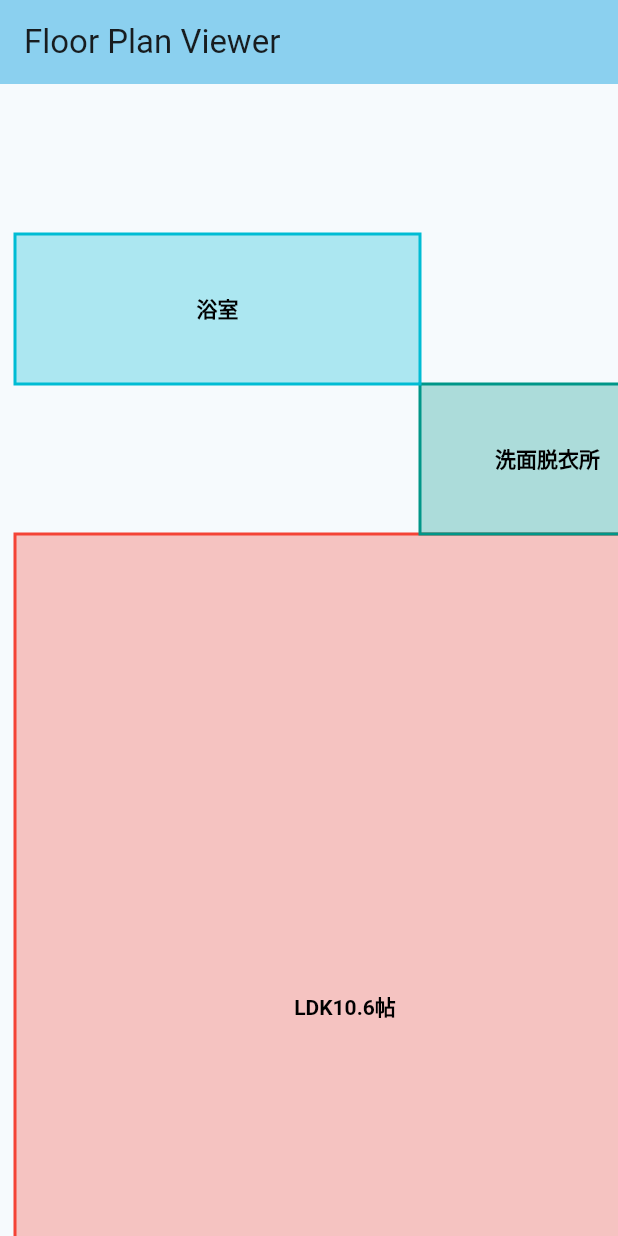
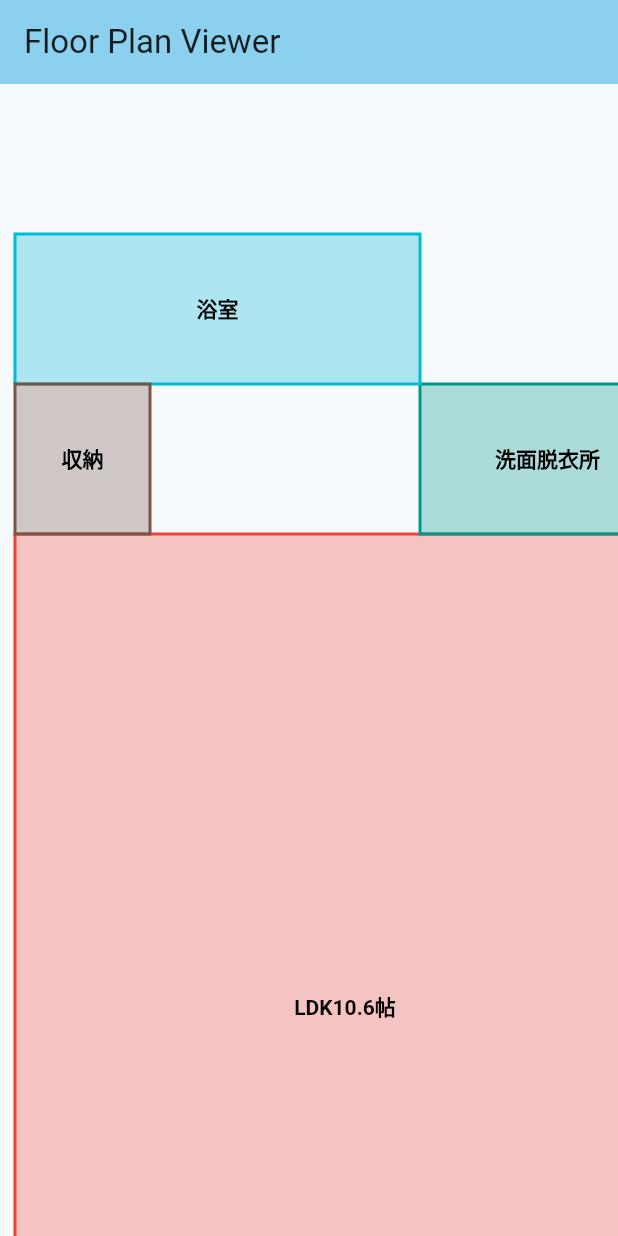
Before and after one commit to goodboop86/rimado, a Flutter app: the screen it shows after launch, on a phone screen of 412 x 824 dp. Run offline on Flutter 3.47's test engine with Material 3 defaults, Android fonts, the phone set to English and light mode, and no system bars.

Commit message:
add total width, heigit

```diff
--- a/lib/main.dart
+++ b/lib/main.dart
@@ -32,9 +32,13 @@ class FloorPlanPage extends StatefulWidget {
 
 class _FloorPlanPageState extends State<FloorPlanPage> {
   late FloorPlan _floorPlan;
+  String? _selectedLayoutId; // 選択中のレイアウトID
+  Offset? _lastPanPosition; // ドラッグ開始時の位置
 
   final String floorPlanJson = """
 {
+  "width": 790,
+  "height": 990,
   "layouts": [
     {
       "id": "ldk_10_6",
@@ -48,7 +52,7 @@ class _FloorPlanPageState extends State<FloorPlanPage> {
       ]
     },
     {
-      "id": "bedroom_5_2",
+      "id": "bedroom_a_5_2",
       "name": "洋室5.2帖",
       "type": "bedroom",
       "vertices": [
@@ -59,7 +63,7 @@ class _FloorPlanPageState extends State<FloorPlanPage> {
       ]
     },
     {
-      "id": "bedroom_6_1",
+      "id": "bedroom_b_6_1",
       "name": "洋室6.1帖",
       "type": "bedroom",
       "vertices": [
@@ -70,7 +74,7 @@ class _FloorPlanPageState extends State<FloorPlanPage> {
       ]
     },
     {
-      "id": "w_cl",
+      "id": "walk_in_closet",
       "name": "W-CL",
       "type": "closet",
       "vertices": [
@@ -87,8 +91,14 @@ class _FloorPlanPageState extends State<FloorPlanPage> {
       "vertices": [
         {"x": 450, "y": 200},
         {"x": 500, "y": 200},
+        {"x": 500, "y": 430},
+        {"x": 500, "y": 480},
+        {"x": 500, "y": 520},
         {"x": 500, "y": 930},
-        {"x": 450, "y": 930}
+        {"x": 450, "y": 930},
+        {"x": 450, "y": 480},
+        {"x": 450, "y": 430},
+        {"x": 450, "y": 300}
       ]
     },
     {
@@ -114,7 +124,7 @@ class _FloorPlanPageState extends State<FloorPlanPage> {
       ]
     },
     {
-      "id": "toilet_wc",
+      "id": "toilet",
       "name": "WC",
       "type": "toilet",
       "vertices": [
@@ -147,6 +157,17 @@ class _FloorPlanPageState extends State<FloorPlanPage> {
       ]
     },
     {
+      "id": "storage_linen",
+      "name": "収納",
+      "type": "closet",
+      "vertices": [
+        {"x": 10, "y": 200},
+        {"x": 100, "y": 200},
+        {"x": 100, "y": 300},
+        {"x": 10, "y": 300}
+      ]
+    },
+    {
       "id": "balcony",
       "name": "バルコニー",
       "type": "balcony",
@@ -167,18 +188,26 @@ class _FloorPlanPageState extends State<FloorPlanPage> {
     _floorPlan = FloorPlan.fromJson(jsonDecode(floorPlanJson));
   }
 
+  // タップされた位置がどのレイアウト内にあるかを判定するヘルパー関数
+  String? _findLayoutAtTap(Offset tapPosition) {
+    for (var layout in _floorPlan.layouts) {
+      final path = Path();
+      if (layout.vertices.isNotEmpty) {
+        path.moveTo(layout.vertices[0].x, layout.vertices[0].y);
+        for (var i = 1; i < layout.vertices.length; i++) {
+          path.lineTo(layout.vertices[i].x, layout.vertices[i].y);
+        }
+        path.close();
+        if (path.contains(tapPosition)) {
+          return layout.id;
+        }
+      }
+    }
+    return null;
+  }
+
   @override
   Widget build(BuildContext context) {
-    // JSONデータから最大座標を計算し、CustomPaintのサイズを決定
-    double maxWidth = 0;
-    double maxHeight = 0;
-    for (var layout in _floorPlan.layouts) {
-      for (var vertex in layout.vertices) {
-        if (vertex.x > maxWidth) maxWidth = vertex.x;
-        if (vertex.y > maxHeight) maxHeight = vertex.y;
-      }
-    }
-
     return Scaffold(
       appBar: AppBar(
         title: const Text('Floor Plan Viewer'),
@@ -188,11 +217,54 @@ class _FloorPlanPageState extends State<FloorPlanPage> {
         scrollDirection: Axis.vertical,
         child: SingleChildScrollView(
           scrollDirection: Axis.horizontal,
-          child: SizedBox(
-            width: maxWidth + 50, // 余白を追加
-            height: maxHeight + 50, // 余白を追加
-            child: CustomPaint(
-              painter: FloorPlanPainter(floorPlan: _floorPlan),
+          child: GestureDetector(
+            onPanStart: (details) {
+              setState(() {
+                _selectedLayoutId = _findLayoutAtTap(details.localPosition);
+                _lastPanPosition = details.localPosition;
+              });
+            },
+            onPanUpdate: (details) {
+              if (_selectedLayoutId != null && _lastPanPosition != null) {
+                final dx = details.localPosition.dx - _lastPanPosition!.dx;
+                final dy = details.localPosition.dy - _lastPanPosition!.dy;
+
+                setState(() {
+                  final updatedLayouts = _floorPlan.layouts.map((layout) {
+                    if (layout.id == _selectedLayoutId) {
+                      final updatedVertices = layout.vertices.map((vertex) {
+                        return Vertex(x: vertex.x + dx, y: vertex.y + dy);
+                      }).toList();
+                      return Layout(
+                        id: layout.id,
+                        name: layout.name,
+                        type: layout.type,
+                        vertices: updatedVertices,
+                      );
+                    }
+                    return layout;
+                  }).toList();
+                  _floorPlan = FloorPlan(
+                    width: _floorPlan.width,
+                    height: _floorPlan.height,
+                    layouts: updatedLayouts,
+                  );
+                  _lastPanPosition = details.localPosition;
+                });
+              }
+            },
+            onPanEnd: (details) {
+              _lastPanPosition = null;
+            },
+            child: SizedBox(
+              width: _floorPlan.width + 50, // 余白を追加
+              height: _floorPlan.height + 50, // 余白を追加
+              child: CustomPaint(
+                painter: FloorPlanPainter(
+                  floorPlan: _floorPlan,
+                  selectedLayoutId: _selectedLayoutId,
+                ),
+              ),
             ),
           ),
         ),
--- a/lib/models/floor_plan.dart
+++ b/lib/models/floor_plan.dart
@@ -2,14 +2,20 @@ import 'dart:convert';
 import 'package:flutter/material.dart';
 
 class FloorPlan {
+  final double width;
+  final double height;
   final List<Layout> layouts;
 
-  FloorPlan({required this.layouts});
+  FloorPlan({required this.width, required this.height, required this.layouts});
 
   factory FloorPlan.fromJson(Map<String, dynamic> json) {
     var layoutsList = json['layouts'] as List;
     List<Layout> layouts = layoutsList.map((i) => Layout.fromJson(i)).toList();
-    return FloorPlan(layouts: layouts);
+    return FloorPlan(
+      width: json['width'].toDouble(),
+      height: json['height'].toDouble(),
+      layouts: layouts,
+    );
   }
 }
 
--- a/lib/widgets/floor_plan_painter.dart
+++ b/lib/widgets/floor_plan_painter.dart
@@ -3,8 +3,9 @@ import '../models/floor_plan.dart';
 
 class FloorPlanPainter extends CustomPainter {
   final FloorPlan floorPlan;
+  final String? selectedLayoutId;
 
-  FloorPlanPainter({required this.floorPlan});
+  FloorPlanPainter({required this.floorPlan, this.selectedLayoutId});
 
   @override
   void paint(Canvas canvas, Size size) {
@@ -26,6 +27,12 @@ class FloorPlanPainter extends CustomPainter {
         ..color = layout.getBorderColor()
         ..style = PaintingStyle.stroke
         ..strokeWidth = 2.0;
+
+      // 選択中のレイアウトをハイライト
+      if (layout.id == selectedLayoutId) {
+        borderPaint.color = Colors.deepPurple; // ハイライト色
+        borderPaint.strokeWidth = 4.0; // 枠線を太くする
+      }
 
       final path = Path();
       path.moveTo(layout.vertices[0].x, layout.vertices[0].y);
```
